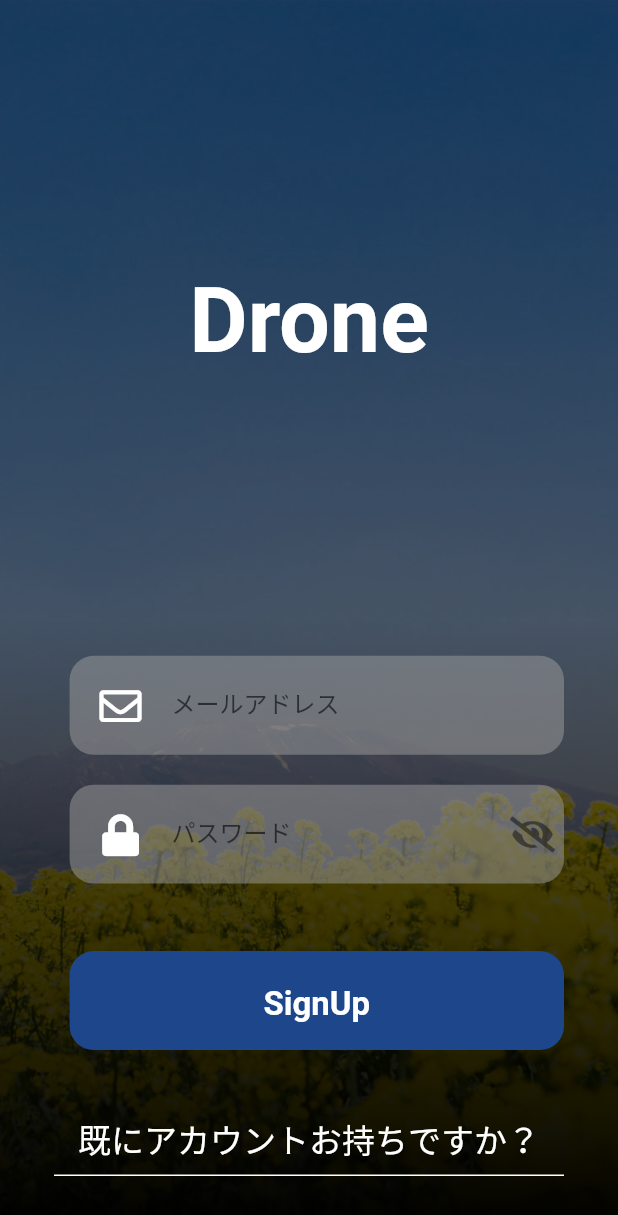
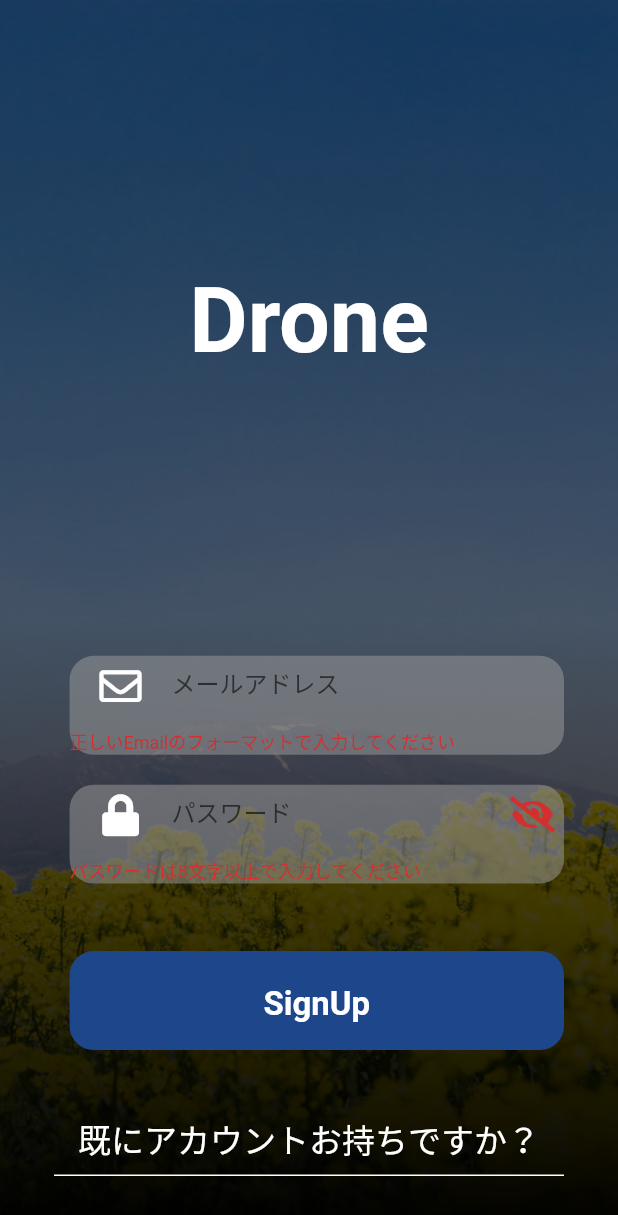
Before and after one commit to shouhi/FlightLog, a Flutter app: the screen it shows after launch, after a tap on "SignUp", on a phone screen of 412 x 824 dp. Shown: the top 1215 px of the screen. Run offline on Flutter 3.47's test engine with Material 2 defaults, Android fonts, the phone set to English and light mode, and no system bars; our stand-ins replace cloud_firestore, firebase_auth, firebase_core, font_awesome_flutter, simple_animations; accounts and stored records are empty.

```diff
--- a/lib/importer.dart
+++ b/lib/importer.dart
@@ -4,9 +4,9 @@ export 'package:flight_log/views/signup.dart';
 
 // Widget
 
-// export 'package:cloud_firestore/cloud_firestore.dart';
-// export 'package:firebase_auth/firebase_auth.dart';
-// export 'package:firebase_core/firebase_core.dart';
+export 'package:cloud_firestore/cloud_firestore.dart';
+export 'package:firebase_auth/firebase_auth.dart';
+export 'package:firebase_core/firebase_core.dart';
 
 export 'package:font_awesome_flutter/font_awesome_flutter.dart';
 
--- a/lib/views/signup.dart
+++ b/lib/views/signup.dart
@@ -1,4 +1,5 @@
 import 'package:flight_log/importer.dart';
+import 'package:flight_log/views/welcome.dart';
 
 class SignUp extends StatefulWidget {
   SignUp({Key key}) : super(key: key);
@@ -22,10 +23,10 @@ class _SignUpState extends State<SignUp> {
     pwdInputController = TextEditingController();
 
     _showPassword = false;
-    // Firebase.initializeApp().whenComplete(() {
-    //   print("completed");
-    //   setState(() {});
-    // });
+    Firebase.initializeApp().whenComplete(() {
+      print("completed");
+      setState(() {});
+    });
   }
 
   // e-Mailバリデーション
@@ -51,37 +52,38 @@ class _SignUpState extends State<SignUp> {
 
   // アカウント登録
   void registeUser() {
-    // if (_signupKey.currentState.validate()) {
-    //   FirebaseAuth.instance
-    //       .createUserWithEmailAndPassword(
-    //       email: emailInputController.text,
-    //       password: pwdInputController.text)
-    //       .then((result) => {
-    //         FirebaseFirestore.instance
-    //             .collection('memberProfile')
-    //             .doc(FirebaseAuth.instance.currentUser.uid)
-    //             .set({
-    //           'description': '',
-    //           'docId': FirebaseAuth.instance.currentUser.uid,
-    //           'github_id': '',
-    //           'goal': '',
-    //           'imagePath': '',
-    //           'job': '',
-    //           'message': '',
-    //           'name': '',
-    //           'name_kana': '',
-    //           'slack_user_id': '',
-    //         }),
-    //     Navigator.pushAndRemoveUntil(
-    //         context,
-    //         MaterialPageRoute(builder: (context) => MemberPage()),
-    //             (_) => false),
-    //     emailInputController.clear(),
-    //     pwdInputController.clear(),
-    //   })
-    //       .catchError((err) => print(err))
-    //       .catchError((err) => print(err));
-    // }
+    if (_signupKey.currentState.validate()) {
+      FirebaseAuth.instance
+          .createUserWithEmailAndPassword(
+          email: emailInputController.text,
+          password: pwdInputController.text)
+          .then((result) => {
+            // FirebaseFirestore.instance
+            //     .collection('memberProfile')
+            //     .doc(FirebaseAuth.instance.currentUser.uid)
+            //     .set({
+            //   'description': '',
+            //   'docId': FirebaseAuth.instance.currentUser.uid,
+            //   'github_id': '',
+            //   'goal': '',
+            //   'imagePath': '',
+            //   'job': '',
+            //   'message': '',
+            //   'name': '',
+            //   'name_kana': '',
+            //   'slack_user_id': '',
+            // }),
+        print(result),
+        Navigator.pushAndRemoveUntil(
+            context,
+            MaterialPageRoute(builder: (context) => Welcome()),
+                (_) => false),
+        emailInputController.clear(),
+        pwdInputController.clear(),
+      })
+          .catchError((err) => print(err))
+          .catchError((err) => print(err));
+    }
   }
 
   @override
@@ -125,7 +127,9 @@ class _SignUpState extends State<SignUp> {
                               color: Const.utilColor["white"],
                               fontSize: 60,
                               fontWeight: FontWeight.bold)))),
-              Column(crossAxisAlignment: CrossAxisAlignment.end, children: [
+              Form(
+                key: _signupKey,
+                child: Column(crossAxisAlignment: CrossAxisAlignment.end, children: [
                 Padding(
                   padding: const EdgeInsets.symmetric(vertical: 10.0),
                   child: Container(
@@ -248,6 +252,7 @@ class _SignUpState extends State<SignUp> {
                   height: 40,
                 )
               ])
+              )
             ],
           ),
         )
--- a/pubspec.yaml
+++ b/pubspec.yaml
@@ -23,6 +23,10 @@ environment:
 dependencies:
   flutter:
     sdk: flutter
+
+  firebase_auth: ^0.18.1+2
+  firebase_core: ^0.5.0
+  cloud_firestore: ^0.14.1+3
 
   simple_animations: ^2.5.1
   font_awesome_flutter: ^8.11.0
```
Also changed, not shown: pubspec.lock, 10 other files.
